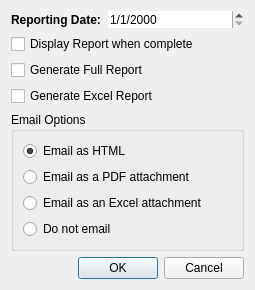
Old version of the form plugins/includes/dialogStatusRptOptions.ui in the repository kestermckinney/ProjectNotes.
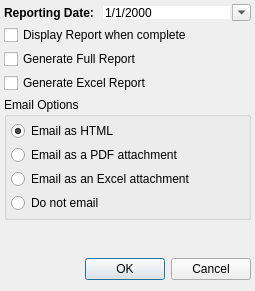
New version of the form.

The edit to the form file:
```diff
--- a/plugins/includes/dialogStatusRptOptions.ui
+++ b/plugins/includes/dialogStatusRptOptions.ui
@@ -7,7 +7,7 @@
     <x>0</x>
     <y>0</y>
     <width>255</width>
-    <height>266</height>
+    <height>291</height>
    </rect>
   </property>
   <property name="sizePolicy">
@@ -20,10 +20,22 @@
    <string>Generate Status Report</string>
   </property>
   <layout class="QVBoxLayout" name="verticalLayout_2">
+   <property name="spacing">
+    <number>4</number>
+   </property>
+   <property name="leftMargin">
+    <number>4</number>
+   </property>
+   <property name="topMargin">
+    <number>4</number>
+   </property>
+   <property name="rightMargin">
+    <number>4</number>
+   </property>
    <item>
     <layout class="QFormLayout" name="formLayout">
      <property name="sizeConstraint">
-      <enum>QLayout::SetNoConstraint</enum>
+      <enum>QLayout::SetDefaultConstraint</enum>
      </property>
      <property name="fieldGrowthPolicy">
       <enum>QFormLayout::ExpandingFieldsGrow</enum>
@@ -49,7 +61,7 @@
         <string>M/d/yyyy</string>
        </property>
        <property name="calendarPopup">
-        <bool>false</bool>
+        <bool>true</bool>
        </property>
       </widget>
      </item>
@@ -57,7 +69,6 @@
       <widget class="QLabel" name="m_staticTextRptDateStatus">
        <property name="font">
         <font>
-         <weight>75</weight>
          <bold>true</bold>
         </font>
        </property>
@@ -95,6 +106,21 @@
       <string>Email Options</string>
      </property>
      <layout class="QVBoxLayout" name="verticalLayout">
+      <property name="spacing">
+       <number>4</number>
+      </property>
+      <property name="leftMargin">
+       <number>4</number>
+      </property>
+      <property name="topMargin">
+       <number>4</number>
+      </property>
+      <property name="rightMargin">
+       <number>4</number>
+      </property>
+      <property name="bottomMargin">
+       <number>4</number>
+      </property>
       <item>
        <widget class="QRadioButton" name="m_radioBoxEmailAsHTML">
         <property name="text">
@@ -129,6 +155,19 @@
      </layout>
     </widget>
    </item>
+   <item>
+    <spacer name="verticalSpacer">
+     <property name="orientation">
+      <enum>Qt::Vertical</enum>
+     </property>
+     <property name="sizeHint" stdset="0">
+      <size>
+       <width>20</width>
+       <height>40</height>
+      </size>
+     </property>
+    </spacer>
+   </item>
    <item>
     <widget class="QDialogButtonBox" name="buttonBox">
      <property name="orientation">
```
